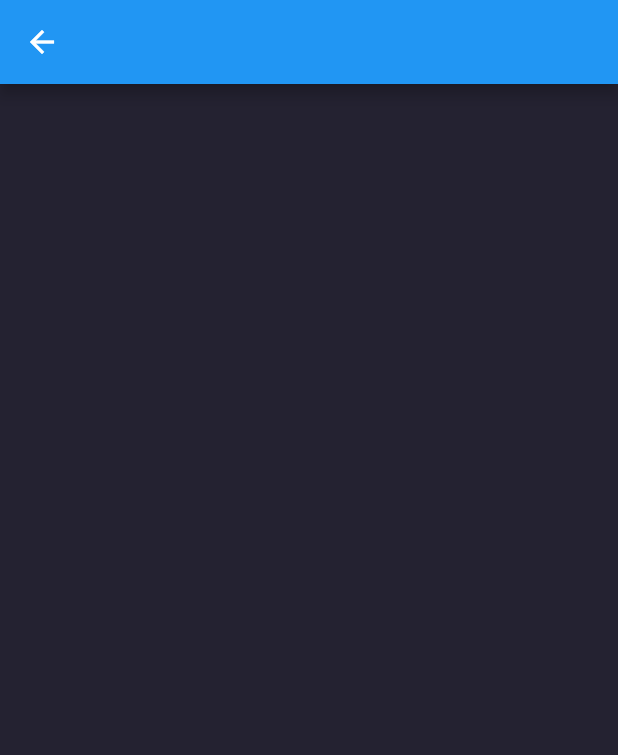
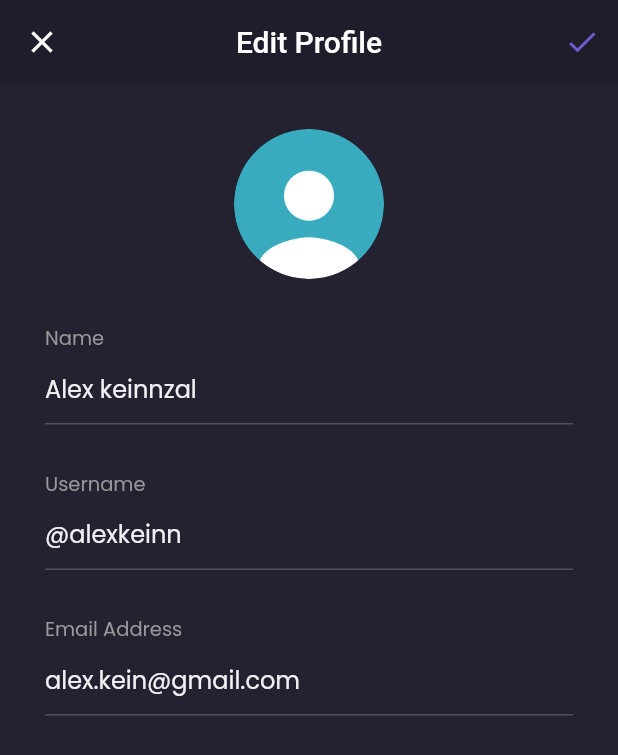
Before and after one commit to achrusdi/flutter-laravel, a Flutter app: the EditProfilePage screen opened by its route, on a phone screen of 412 x 824 dp. Shown: the top 755 px of the screen. Run offline on Flutter 3.47's test engine with Material 2 defaults, Android fonts, the phone set to English and light mode, and no system bars; our stand-ins replace google_fonts.

Commit message:
membuat UI edit profile

```diff
--- a/lib/main.dart
+++ b/lib/main.dart
@@ -15,7 +15,7 @@ class MyApp extends StatelessWidget {
     return MaterialApp(
       debugShowCheckedModeBanner: false,
       routes: {
-        '/': (context) => SpalshPage(),
+        '/': (context) => SplashPage(),
         '/signin': (context) => SigninPage(),
         '/signup': (context) => SignupPage(),
         '/home': (context) => MainPage(),
--- a/lib/pages/edit_profile.dart
+++ b/lib/pages/edit_profile.dart
@@ -4,19 +4,135 @@ import 'package:laravel_flutter/theme.dart';
 class EditProfilePage extends StatelessWidget {
   @override
   Widget build(BuildContext context) {
-    Widget header() {
-      return AppBar();
+    PreferredSizeWidget header() {
+      return AppBar(
+        backgroundColor: backgroundColor1,
+        elevation: 0,
+        centerTitle: true,
+        title: Text('Edit Profile'),
+        actions: [
+          IconButton(
+            icon: Icon(
+              Icons.check,
+              color: primaryColor,
+            ),
+            onPressed: () {},
+          ),
+        ],
+        leading: IconButton(
+          icon: Icon(Icons.close),
+          onPressed: () {
+            Navigator.pop(context);
+          },
+        ),
+      );
+    }
+
+    Widget nameInput() {
+      return Container(
+        margin: EdgeInsets.only(top: 30),
+        child: Column(
+          crossAxisAlignment: CrossAxisAlignment.start,
+          children: [
+            Text(
+              'Name',
+              style: secondaryTextStyle.copyWith(fontSize: 13),
+            ),
+            TextFormField(
+              style: primaryTextStyle,
+              decoration: InputDecoration(
+                  hintText: 'Alex keinnzal',
+                  hintStyle: primaryTextStyle,
+                  enabledBorder: UnderlineInputBorder(
+                      borderSide: BorderSide(
+                    color: subtitleColor,
+                  ))),
+            ),
+          ],
+        ),
+      );
+    }
+
+    Widget usernameInput() {
+      return Container(
+        margin: EdgeInsets.only(top: 30),
+        child: Column(
+          crossAxisAlignment: CrossAxisAlignment.start,
+          children: [
+            Text(
+              'Username',
+              style: secondaryTextStyle.copyWith(fontSize: 13),
+            ),
+            TextFormField(
+              style: primaryTextStyle,
+              decoration: InputDecoration(
+                  hintText: '@alexkeinn',
+                  hintStyle: primaryTextStyle,
+                  enabledBorder: UnderlineInputBorder(
+                      borderSide: BorderSide(
+                    color: subtitleColor,
+                  ))),
+            ),
+          ],
+        ),
+      );
+    }
+
+    Widget emailInput() {
+      return Container(
+        margin: EdgeInsets.only(top: 30),
+        child: Column(
+          crossAxisAlignment: CrossAxisAlignment.start,
+          children: [
+            Text(
+              'Email Address',
+              style: secondaryTextStyle.copyWith(fontSize: 13),
+            ),
+            TextFormField(
+              style: primaryTextStyle,
+              decoration: InputDecoration(
+                  hintText: 'alex.kein@gmail.com',
+                  hintStyle: primaryTextStyle,
+                  enabledBorder: UnderlineInputBorder(
+                      borderSide: BorderSide(
+                    color: subtitleColor,
+                  ))),
+            ),
+          ],
+        ),
+      );
     }
 
     Widget content() {
-      return Container();
+      return Container(
+        margin: EdgeInsets.symmetric(horizontal: defaultMargin),
+        width: double.infinity,
+        child: Column(
+          crossAxisAlignment: CrossAxisAlignment.center,
+          children: [
+            Container(
+              width: 100,
+              height: 100,
+              margin: EdgeInsets.only(top: defaultMargin),
+              decoration: BoxDecoration(
+                  shape: BoxShape.circle,
+                  image: DecorationImage(
+                      image: AssetImage('assets/Image_Profile.png'))),
+            ),
+            nameInput(),
+            usernameInput(),
+            emailInput(),
+          ],
+        ),
+      );
     }
 
     return Scaffold(
       backgroundColor: backgroundColor3,
-      // appBar: header(),
-      appBar: AppBar(),
+      appBar: header(),
+      // appBar: AppBar(),
       body: content(),
+      resizeToAvoidBottomInset: false,
     );
   }
 }
--- a/lib/pages/splash_page.dart
+++ b/lib/pages/splash_page.dart
@@ -3,12 +3,12 @@ import 'dart:async';
 import 'package:flutter/material.dart';
 import 'package:laravel_flutter/theme.dart';
 
-class SpalshPage extends StatefulWidget {
+class SplashPage extends StatefulWidget {
   @override
-  State<SpalshPage> createState() => _SpalshPageState();
+  State<SplashPage> createState() => _SplashPageState();
 }
 
-class _SpalshPageState extends State<SpalshPage> {
+class _SplashPageState extends State<SplashPage> {
   @override
   void initState() {
     Timer(Duration(seconds: 3), () => Navigator.pushNamed(context, '/signin'));
```
Also changed, not shown: 1 other file.
